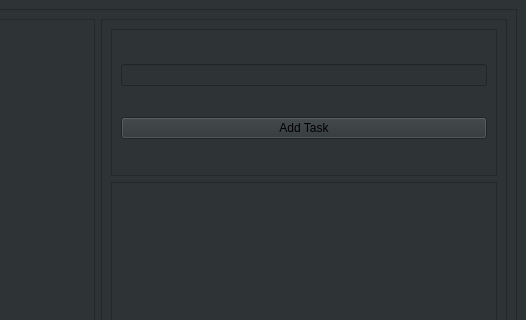
Before: the Qt Designer form main/ui/checklist.ui in KashML/CheckItOut, drawn with Qt 5; both pictures show x 532 to 1058 and y 0 to 320 of the 1058 by 721 pixel window.
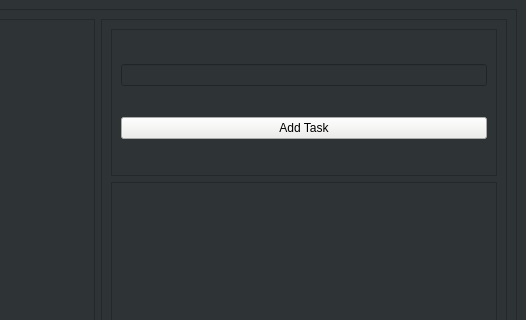
After: the same form once the commit is applied.

```diff
--- a/main/ui/checklist.ui
+++ b/main/ui/checklist.ui
@@ -81,6 +81,9 @@
                <property name="enabled">
                 <bool>true</bool>
                </property>
+               <property name="styleSheet">
+                <string notr="true">background-color:rgb(238, 238, 236)</string>
+               </property>
                <property name="text">
                 <string>Add Task</string>
                </property>
```
